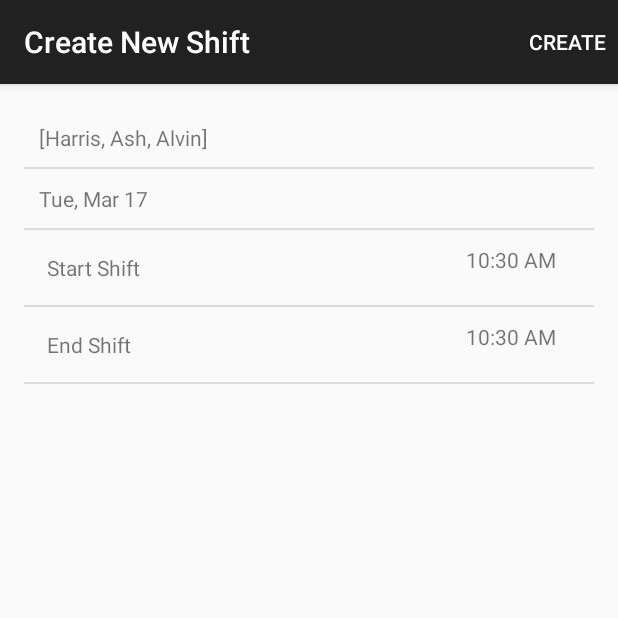
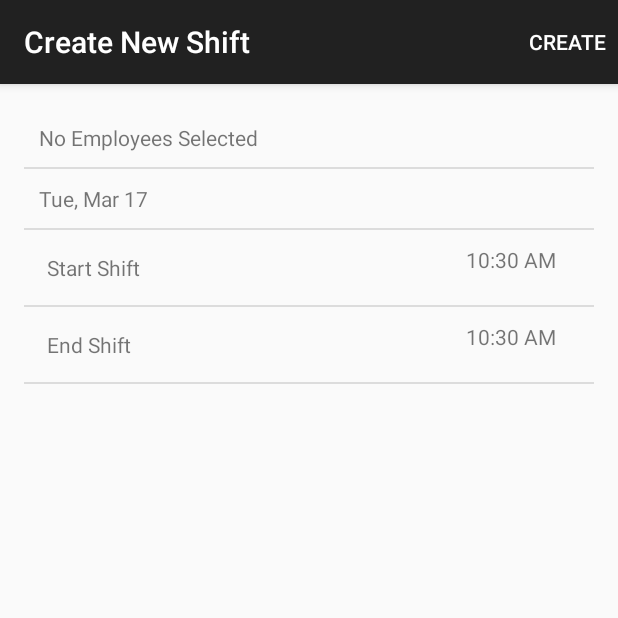
Before and after one commit to tsim-rawstron-ho/PunchCard, an Android app: the CreateNewShiftActivity screen opened directly, with no data from a screen before it, on a phone screen of 412 x 824 dp, the top half of it. Run offline under Robolectric (Android 15) with nearby library versions, the phone set to English and light mode, and no system bars; libraries missing offline, so code that uses them is left out: com.doomonafireball.betterpickers.

Commit message:
semi broken picker

```diff
--- a/app/src/main/java/com/codepath/punchcard/CreateNewShiftActivity.java
+++ b/app/src/main/java/com/codepath/punchcard/CreateNewShiftActivity.java
@@ -17,6 +17,7 @@ import com.codepath.punchcard.adapters.SettingsAdapter;
 import com.codepath.punchcard.fragments.EmployeePickerFragment;
 import com.codepath.punchcard.helpers.DateHelper;
 import com.codepath.punchcard.models.Shift;
+import com.codepath.punchcard.models.User;
 import com.doomonafireball.betterpickers.calendardatepicker.CalendarDatePickerDialog;
 import com.doomonafireball.betterpickers.radialtimepicker.RadialTimePickerDialog;
 import com.parse.ParseException;
@@ -26,7 +27,8 @@ import java.util.Date;
 import java.util.List;
 import org.joda.time.DateTime;
 
-public class CreateNewShiftActivity extends ActionBarActivity implements CalendarDatePickerDialog.OnDateSetListener, RadialTimePickerDialog.OnTimeSetListener {
+public class CreateNewShiftActivity extends ActionBarActivity implements CalendarDatePickerDialog.OnDateSetListener, RadialTimePickerDialog.OnTimeSetListener,
+    EmployeePickerFragment.UserChosenListener {
   private static final String FRAG_TAG_DATE_PICKER = "fragment_date_picker_name";
   private ListView settingsList;
   private List<Pair<String, Object>> settings;
@@ -35,6 +37,7 @@ public class CreateNewShiftActivity extends ActionBarActivity implements Calenda
   private static final String FRAG_TAG_START_TIME_PICKER = "startTimePickerDialogFragment";
   private static final String FRAG_TAG_END_TIME_PICKER = "endTimePickerDialogFragment";
   public static final String FRAG_TAG_EMPLOYEE_PICKER = "employDialogFragment";
+  private List<User> pickedUsers;
 
   @Override
   protected void onCreate(Bundle savedInstanceState) {
@@ -54,6 +57,7 @@ public class CreateNewShiftActivity extends ActionBarActivity implements Calenda
         switch (position) {
           case 0:
             EmployeePickerFragment employeePickerFragment = EmployeePickerFragment.newInstance();
+            employeePickerFragment.setListener(CreateNewShiftActivity.this);
             employeePickerFragment.show(getSupportFragmentManager(), FRAG_TAG_EMPLOYEE_PICKER);
             break;
           case 1:
@@ -87,12 +91,9 @@ public class CreateNewShiftActivity extends ActionBarActivity implements Calenda
   }
 
   private void reloadData() {
-    List<String> employeeNames = new ArrayList<>();
-    employeeNames.add("Harris");
-    employeeNames.add("Ash");
-    employeeNames.add("Alvin");
+    pickedUsers = new ArrayList<User>();
     settingsAdapter.clear();
-    settingsAdapter.add(new Pair<String, Object>(null, (Object) employeeNames));
+    settingsAdapter.add(new Pair<String, Object>(null, (Object) pickedUsers));
     settingsAdapter.add(new Pair<String, Object>(null, (Object)shift.getStartTime()));
     settingsAdapter.add(new Pair<String, Object>("Start Shift", (Object)shift.getStartTime()));
     settingsAdapter.add(new Pair<String, Object>("End Shift", (Object)shift.getEndTime()));
@@ -152,4 +153,11 @@ public class CreateNewShiftActivity extends ActionBarActivity implements Calenda
     }
     reloadData();
   }
+
+  @Override public void userChosen(List<User> users) {
+    Pair<String, Object> employeesItem = settingsAdapter.getItem(0);
+    settingsAdapter.insert(new Pair<String, Object>(null, (Object) users), 0);
+    settingsAdapter.remove(employeesItem);
+    settingsAdapter.notifyDataSetChanged();
+  }
 }
--- a/app/src/main/java/com/codepath/punchcard/adapters/SettingsAdapter.java
+++ b/app/src/main/java/com/codepath/punchcard/adapters/SettingsAdapter.java
@@ -11,7 +11,9 @@ import android.widget.TextView;
 import com.codepath.punchcard.R;
 import com.codepath.punchcard.helpers.DateHelper;
 import com.codepath.punchcard.models.Shift;
+import com.codepath.punchcard.models.User;
 import java.util.Date;
+import java.util.Iterator;
 import java.util.List;
 
 /**
@@ -46,8 +48,19 @@ public class SettingsAdapter<T> extends ArrayAdapter<Pair<String, Object>> {
 
     switch (position) {
       case 0:
-        List<String> employeeNames = (List<String>) item.second;
-        value.setText(employeeNames.toString());
+        List<User> users = (List<User>) item.second;
+        Iterator i = users.iterator();
+        StringBuffer sb = new StringBuffer();
+        if (i.hasNext()) {
+          for (; ; ) {
+            sb.append(i.next());
+            if (!i.hasNext()) break;
+            sb.append(", ");
+          }
+        } else {
+          sb.append("No Employees Selected");
+        }
+        value.setText(sb.toString());
         break;
       case 1:
         Date shiftDate = (Date) item.second;
--- a/app/src/main/res/layout/fragment_employee_picker.xml
+++ b/app/src/main/res/layout/fragment_employee_picker.xml
@@ -8,15 +8,15 @@
         android:layout_width="match_parent"
         android:layout_height="wrap_content"
         android:layout_alignParentTop="true"
-        android:layout_above="@+id/btn_close"
+        android:layout_above="@+id/btn_choose"
         android:id="@+id/employee_list"
         >
     </ListView>
     <Button
         android:layout_width="match_parent"
         android:layout_height="wrap_content"
-        android:text="Close"
-        android:id="@+id/btn_close"
+        android:text="Save"
+        android:id="@+id/btn_choose"
         android:layout_alignParentBottom="true"
 
         />
```
Also changed, not shown: app/src/main/java/com/codepath/punchcard/adapters/UsersAdapter.java (+12 -4 lines), app/src/main/java/com/codepath/punchcard/fragments/EmployeePickerFragment.java (+22 -7 lines), app/src/main/java/com/codepath/punchcard/models/User.java (+10 -0 lines).
